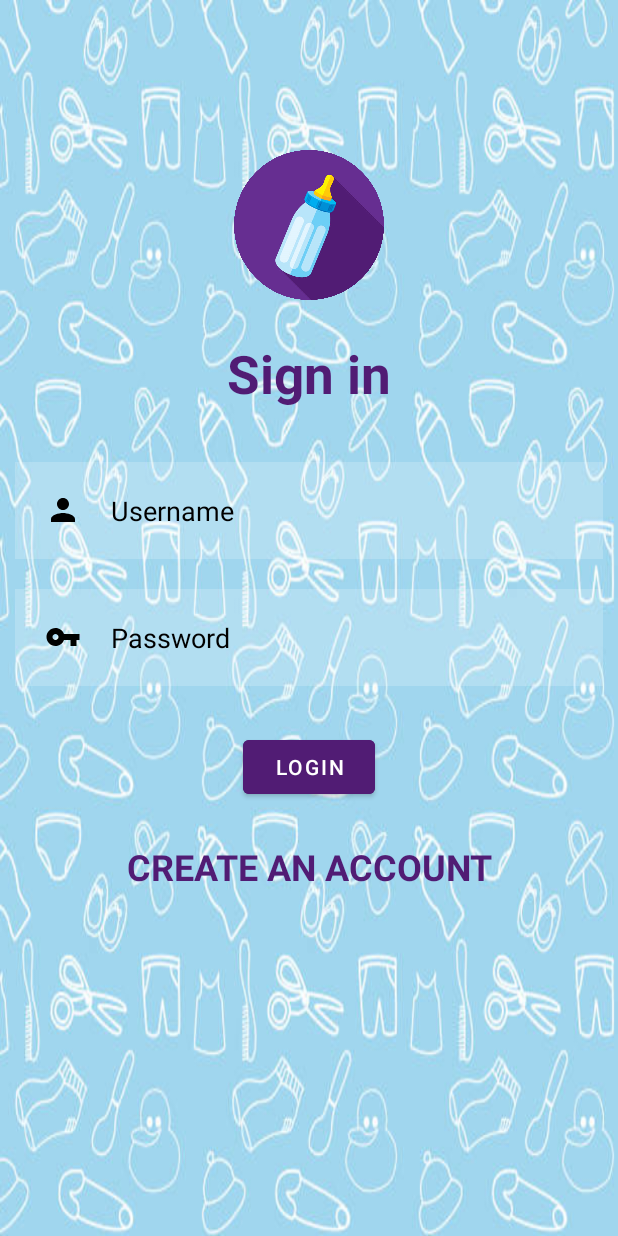
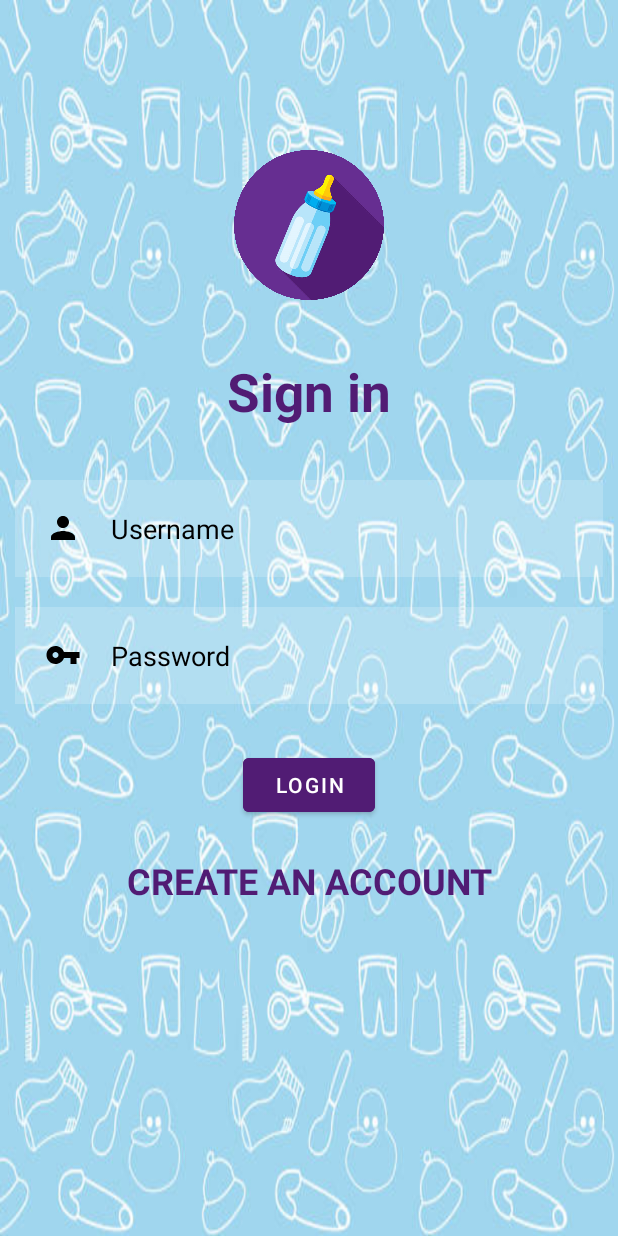
Before and after one commit to DanielSheffield1/BabyTimes, an Android app: the layout activity_main.xml on its own in the app's theme, with its tools: preview values and no code run, on a phone screen of 412 x 824 dp. Run offline under Robolectric (Android 15) with nearby library versions, the phone set to English and light mode, and no system bars.

Commit message:
Adding Settings and Create Account pages

```diff
--- a/app/src/main/AndroidManifest.xml
+++ b/app/src/main/AndroidManifest.xml
@@ -29,6 +29,8 @@
         <activity android:name=".Food"></activity>
         <activity android:name=".MainMenu"></activity>
         <activity android:name=".Sleep"></activity>
+        <activity android:name=".Settings"></activity>
+        <activity android:name=".CreateAccount"></activity>
     </application>
 
 </manifest>
--- a/app/src/main/java/com/example/babytimes/MainActivity.kt
+++ b/app/src/main/java/com/example/babytimes/MainActivity.kt
@@ -22,6 +22,7 @@ import android.os.Bundle;
 import androidx.core.content.ContextCompat.startActivity
 import com.example.babytimes.databinding.ActivityMainBinding
 
+
 class MainActivity : AppCompatActivity() {
 
     lateinit var binding: ActivityMainBinding
--- a/app/src/main/java/com/example/babytimes/MainMenu.kt
+++ b/app/src/main/java/com/example/babytimes/MainMenu.kt
@@ -34,4 +34,10 @@ class MainMenu : AppCompatActivity() {
         val intent = Intent(this,Diaper::class.java)
         startActivity(intent)
     }
+
+    //Click listener that will navigate to Diaper page when button (from layout) is clicked. Also requires activity entry in manifest
+    fun Settings (view: View) {
+        val intent = Intent(this,Settings::class.java)
+        startActivity(intent)
+    }
 }
--- a/app/src/main/res/layout/activity_main.xml
+++ b/app/src/main/res/layout/activity_main.xml
@@ -4,20 +4,38 @@
     xmlns:tools="http://schemas.android.com/tools"
     android:layout_width="match_parent"
     android:layout_height="match_parent"
-    android:background="@drawable/backgrnd"
-    tools:context=".MainActivity">
+    tools:context=".MainActivity"
+    android:background="@drawable/backgrnd">
 
 
+    <TextView
+        android:id="@+id/signIn"
+        android:layout_width="match_parent"
+        android:layout_height="wrap_content"
+        android:layout_below="@+id/loginButton"
+        android:layout_marginStart="25dp"
+        android:layout_marginTop="13dp"
+        android:layout_marginEnd="25dp"
+        android:layout_marginBottom="25dp"
+        android:clickable="true"
+        android:gravity="center"
+        android:onClick="MainMenu"
+        android:text="CREATE AN ACCOUNT"
+        android:textColor="#511C74"
+        android:textSize="24sp"
+        android:textStyle="bold" />
+
     <ImageView
-        android:id="@+id/bottleIcon"
         android:layout_width="100dp"
         android:layout_height="100dp"
+        android:src="@drawable/bottle"
+        android:layout_marginTop="100dp"
         android:layout_centerHorizontal="true"
-        android:layout_marginTop="100dp"
+        android:id="@+id/bottleIcon"
+        android:outlineAmbientShadowColor="@color/white"
         android:clickable="true"
         android:onClick="MainMenu"
-        android:outlineAmbientShadowColor="@color/white"
-        android:src="@drawable/bottle" />
+        />
 
     <TextView
         android:id="@+id/signIn"
@@ -25,7 +43,7 @@
         android:layout_height="wrap_content"
         android:layout_below="@id/bottleIcon"
         android:layout_marginStart="25dp"
-        android:layout_marginTop="25dp"
+        android:layout_marginTop="37dp"
         android:layout_marginEnd="25dp"
         android:layout_marginBottom="25dp"
         android:clickable="true"
@@ -36,65 +54,50 @@
         android:textSize="35dp"
         android:textStyle="bold" />
 
-    <TextView
-        android:id="@+id/signIn2"
+    <EditText
         android:layout_width="match_parent"
         android:layout_height="wrap_content"
-        android:layout_below="@+id/loginButton"
-        android:layout_marginStart="25dp"
-        android:layout_marginTop="16dp"
-        android:layout_marginEnd="25dp"
-        android:layout_marginBottom="25dp"
-        android:clickable="true"
-        android:gravity="center"
-        android:onClick="MainMenu"
-        android:text="CREATE AN ACCOUNT"
-        android:textColor="#511C74"
-        android:textSize="24sp"
-        android:textStyle="bold" />
+        android:id="@+id/username"
+        android:layout_below="@id/signIn"
+        android:background="#30ffffff"
+        android:hint="Username"
+        android:textColorHint="@color/black"
+        android:textColor="@color/black"
+        android:layout_margin="10dp"
+        android:padding="20dp"
+        android:drawableLeft="@drawable/ic_baseline_person_24"
+        android:drawablePadding="20dp"
+        />
 
     <EditText
-        android:id="@+id/username"
         android:layout_width="match_parent"
         android:layout_height="wrap_content"
-        android:layout_below="@id/signIn"
+        android:id="@+id/password"
+        android:layout_below="@id/username"
+        android:background="#30ffffff"
+        android:hint="Password"
+        android:textColorHint="@color/black"
+        android:textColor="@color/black"
         android:layout_margin="10dp"
-        android:background="#30ffffff"
-        android:drawableLeft="@drawable/ic_baseline_person_24"
-        android:drawablePadding="20dp"
-        android:hint="Username"
         android:padding="20dp"
-        android:textColor="@color/black"
-        android:textColorHint="@color/black" />
-
-    <EditText
-        android:id="@+id/password"
-        android:layout_width="match_parent"
-        android:layout_height="wrap_content"
-        android:layout_below="@id/username"
-        android:layout_margin="10dp"
-        android:background="#30ffffff"
         android:drawableLeft="@drawable/ic_baseline_vpn_key_24"
         android:drawablePadding="20dp"
-        android:hint="Password"
         android:inputType="textPassword"
-        android:padding="20dp"
-        android:textColor="@color/black"
-        android:textColorHint="@color/black" />
+        />
 
     <com.google.android.material.button.MaterialButton
-        android:id="@+id/loginButton"
         android:layout_width="wrap_content"
         android:layout_height="wrap_content"
+        android:id="@+id/loginButton"
         android:layout_below="@+id/password"
+        android:text="Login"
+        android:backgroundTint="#511C74"
         android:layout_centerHorizontal="true"
         android:layout_marginTop="20dp"
         android:layout_marginBottom="10dp"
-        android:backgroundTint="#511C74"
         android:clickable="true"
         android:onClick="MainMenu"
-        android:text="Login" />
-
+        />
     <!--
         <TextView
             android:layout_width="wrap_content"
--- a/app/src/main/res/layout/mainmenu.xml
+++ b/app/src/main/res/layout/mainmenu.xml
@@ -71,6 +71,7 @@
         android:layout_height="120dp"
         android:layout_above="@+id/cribNavigation"
         android:layout_marginBottom="76dp"
+        android:onClick="Settings"
         app:srcCompat="@drawable/settings" />
 
 </RelativeLayout>
```
Also changed, not shown: app/src/main/java/com/example/babytimes/CreateAccount.java (added, +24 -0 lines), app/src/main/java/com/example/babytimes/Settings.java (added, +26 -0 lines), app/src/main/res/layout/settings.xml (added, +21 -0 lines).
